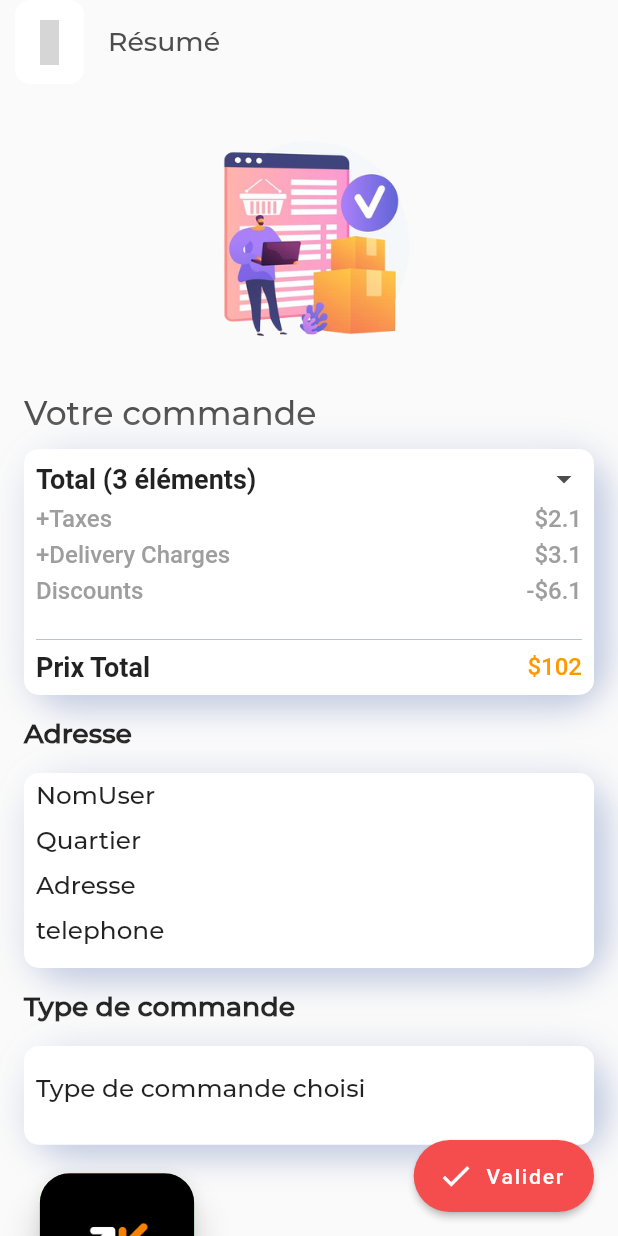
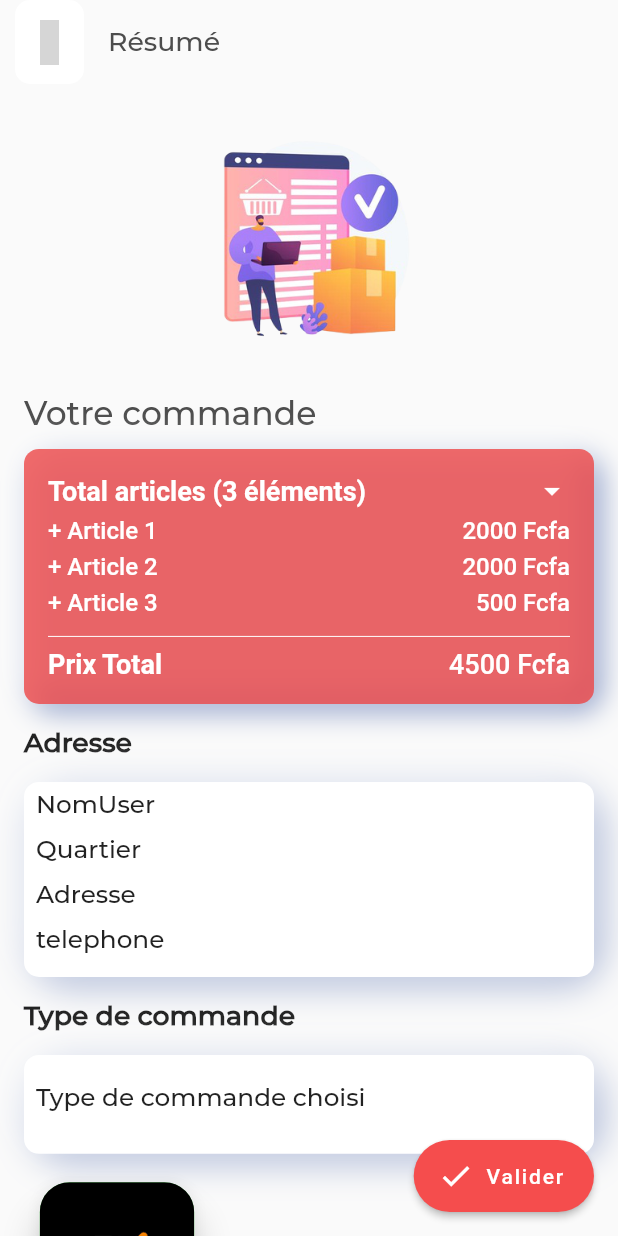
Before and after one commit to leeBrown71309/app_allo_thiep, a Flutter app: the Resume screen opened directly, on a phone screen of 412 x 824 dp. Run offline on Flutter 3.47's test engine with Material 2 defaults, Android fonts, the phone set to English and light mode, and no system bars; our stand-ins replace animated_splash_screen, avatar_glow, carousel_slider, eva_icons_flutter, flutter_spinkit, flutter_swiper and 5 more; missing offline and left inert: animate_icons, card_settings, dart:ffi, drop_down_list, grouped_buttons, horizontal_card_pager and 1 more; accounts and stored records are empty; grey boxes are pictures that could not be loaded.

Commit message:
Amélioration du design de base

```diff
--- a/lib/CommandProgress/Screens/Résumé.dart
+++ b/lib/CommandProgress/Screens/Résumé.dart
@@ -173,26 +173,22 @@ class Resume extends StatelessWidget {
                 ),
                 Container(
                   decoration: BoxDecoration(
-                      color: Colors.white,
-                      borderRadius: BorderRadius.circular(10)),
-                  child: Wrap(
-                    children: [
-                      Padding(
-                        padding: EdgeInsets.all(8),
+                      color: Color(0xc6ee4242),
+                      borderRadius: BorderRadius.circular(10)
+                  ),
+                  padding: EdgeInsets.all(16),
                   child: Column(
                     children: [
                       Row(
                         mainAxisAlignment: MainAxisAlignment.spaceBetween,
                         children: [
                           Text(
-                                  "Total (3 éléments)",
-                                  style: TextStyle(
-                                      fontWeight: FontWeight.w700,
-                                      fontSize: 18),
+                            "Total articles (3 éléments)",
+                            style: TextStyle(fontWeight: FontWeight.w700, fontSize: 18,color: white),
                           ),
                           Icon(
                             Icons.arrow_drop_down,
-                                  color: black,
+                            color: white,
                           )
                         ],
                       ),
@@ -203,18 +199,18 @@ class Resume extends StatelessWidget {
                         mainAxisAlignment: MainAxisAlignment.spaceBetween,
                         children: [
                           Text(
-                                  "+Taxes",
+                            "+ Article 1",
                             style: TextStyle(
                                 fontWeight: FontWeight.w500,
                                 fontSize: 16,
-                                      color: Colors.grey),
+                                color: Colors.white),
                           ),
                           Text(
-                                  "\$2.1",
+                            "2000 Fcfa",
                             style: TextStyle(
                                 fontWeight: FontWeight.w500,
                                 fontSize: 16,
-                                      color: Colors.grey),
+                                color: Colors.white),
                           )
                         ],
                       ),
@@ -225,18 +221,18 @@ class Resume extends StatelessWidget {
                         mainAxisAlignment: MainAxisAlignment.spaceBetween,
                         children: [
                           Text(
-                                  "+Delivery Charges",
+                            "+ Article 2",
                             style: TextStyle(
                                 fontWeight: FontWeight.w500,
                                 fontSize: 16,
-                                      color: Colors.grey),
+                                color: Colors.white),
                           ),
                           Text(
-                                  "\$3.1",
+                            "2000 Fcfa",
                             style: TextStyle(
                                 fontWeight: FontWeight.w500,
                                 fontSize: 16,
-                                      color: Colors.grey),
+                                color: Colors.white),
                           )
                         ],
                       ),
@@ -247,27 +243,26 @@ class Resume extends StatelessWidget {
                         mainAxisAlignment: MainAxisAlignment.spaceBetween,
                         children: [
                           Text(
-                                  "Discounts",
+                            "+ Article 3",
                             style: TextStyle(
                                 fontWeight: FontWeight.w500,
                                 fontSize: 16,
-                                      color: Colors.grey),
+                                color: Colors.white),
                           ),
                           Text(
-                                  "-\$6.1",
+                            "500 Fcfa",
                             style: TextStyle(
                                 fontWeight: FontWeight.w500,
                                 fontSize: 16,
-                                      color: Colors.grey),
+                                color: Colors.white),
                           )
                         ],
                       ),
                       SizedBox(
-                              height: 15,
+                        height: 5,
                       ),
                       Divider(
-                              color: Colors.blueGrey,
-                              thickness: 0.3,
+                        color: white,
                       ),
                       Row(
                         mainAxisAlignment: MainAxisAlignment.spaceBetween,
@@ -277,28 +272,26 @@ class Resume extends StatelessWidget {
                             style: TextStyle(
                                 fontWeight: FontWeight.w700,
                                 fontSize: 18,
+                                color: white
                             ),
                           ),
                           Text(
-                                  "\$102",
+                            "4500 Fcfa",
                             style: TextStyle(
                                 fontWeight: FontWeight.w500,
-                                      fontSize: 16,
-                                      color: Colors.orange),
+                                fontSize: 18,
+                                color: Colors.white),
                           )
                         ],
                       ),
                     ],
                   ),
-                      )
-                    ],
-                  ),
                 ).addNeumorphism(
-                  blurRadius: 20,
-                  borderRadius: 25,
+                  blurRadius: 15,
+                  borderRadius: 15,
                   offset: Offset(5, 5),
                   topShadowColor: Colors.white60,
-                  bottomShadowColor: Color(0xFF234395).withOpacity(0.4),
+                  bottomShadowColor: Color(0xFF234395).withOpacity(0.5),
                 ),
                 SizedBox(
                   height: 15,
--- a/lib/Drawer/home_screen.dart
+++ b/lib/Drawer/home_screen.dart
@@ -127,7 +127,7 @@ class _HomeScreenState extends State<HomeScreen> {
                     children: [
                       Globals().isValidated == true ?
                       SlideCountdownSeparated(
-                        duration: const Duration(seconds: 5),
+                        duration: const Duration(minutes: 5),
                         height: 50,
                         width: 50,
                         onDone: (){
```
Also changed, not shown: lib/CommandProgress/Screens/edit.dart (+13 -17 lines), lib/CommandProgress/Screens/valided.dart (+8 -0 lines), lib/constants.dart (+13 -15 lines), lib/menuJour/CartPage.dart (+3 -12 lines), lib/menuJour/menu_jour.dart (+6 -6 lines), lib/panier/panier_section.dart (+71 -26 lines), asset/images/thiep1.jpg (added), asset/images/thiep2.jpg (added), asset/images/thiep3.jpg (added). Lines whose indentation alone changed are shown as unchanged.
